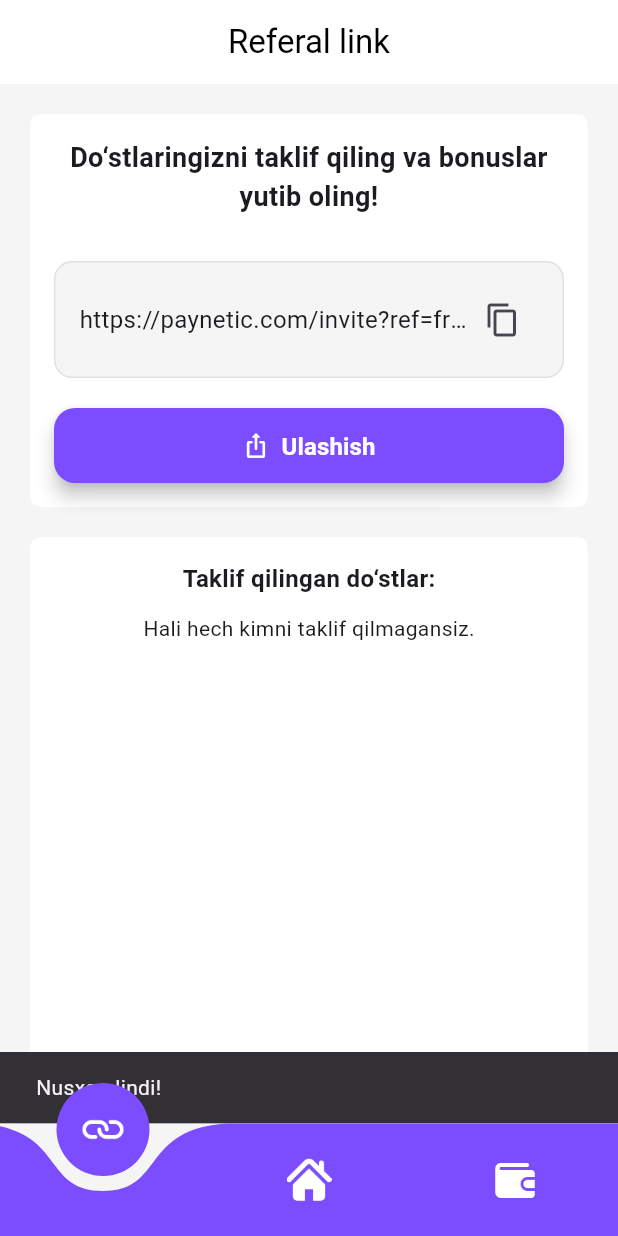
After one commit to Shohjaxon-098/PayNetic, a Flutter app: the HomeWithBottomNav screen opened by its route, after a tap on the "content copy" icon, on a phone screen of 412 x 824 dp. The commit adds this screen. Run offline on Flutter 3.47's test engine with Material 3 defaults, Android fonts, the phone set to English and light mode, and no system bars; drawn by our look-alikes of curved_navigation_bar; our stand-ins replace bloc, go_router, lottie, share_plus.

Commit message:
add referal

```diff
--- /dev/null
+++ b/lib/features/home/presentation/screens/referal_screen.dart
@@ -0,0 +1,170 @@
+import 'package:flutter/material.dart';
+import 'package:flutter/services.dart';
+import 'package:share_plus/share_plus.dart';
+
+class ReferralScreen extends StatelessWidget {
+  final String referralCode;
+  final List<String> invitedFriends; // Taklif qilingan do‘stlar ro‘yxati
+
+  const ReferralScreen({
+    super.key,
+    required this.referralCode,
+    required this.invitedFriends,
+  });
+
+  @override
+  Widget build(BuildContext context) {
+    final referralLink = "https://paynetic.com/invite?ref=$referralCode";
+
+    return Scaffold(
+      backgroundColor: Colors.grey.shade100,
+
+      appBar: AppBar(
+        backgroundColor: Colors.white,
+        title: const Text(
+          'Referal link',
+          style: TextStyle(color: Colors.black),
+        ),
+        centerTitle: true,
+        elevation: 0,
+      ),
+      body: Padding(
+        padding: const EdgeInsets.all(20.0),
+        child: Column(
+          children: [
+            // Referal Link
+            Container(
+              padding: EdgeInsets.all(16),
+              width: double.infinity,
+              decoration: ShapeDecoration(
+                color: Colors.white,
+                shape: ContinuousRectangleBorder(
+                  borderRadius: BorderRadius.circular(16),
+                ),
+              ),
+              child: Column(
+                children: [
+                  const Text(
+                    'Do‘stlaringizni taklif qiling va bonuslar yutib oling!',
+                    textAlign: TextAlign.center,
+                    style: TextStyle(fontSize: 18, fontWeight: FontWeight.bold),
+                  ),
+                  const SizedBox(height: 30),
+
+                  Container(
+                    padding: const EdgeInsets.symmetric(
+                      horizontal: 16,
+                      vertical: 14,
+                    ),
+                    decoration: BoxDecoration(
+                      color: Colors.grey[100],
+                      borderRadius: BorderRadius.circular(12),
+                      border: Border.all(color: Colors.grey.shade300),
+                    ),
+                    child: Row(
+                      children: [
+                        Expanded(
+                          child: Text(
+                            referralLink,
+                            style: const TextStyle(fontSize: 16),
+                            overflow: TextOverflow.ellipsis,
+                          ),
+                        ),
+                        IconButton(
+                          icon: const Icon(Icons.copy),
+                          onPressed: () {
+                            Clipboard.setData(
+                              ClipboardData(text: referralLink),
+                            );
+                            ScaffoldMessenger.of(context).showSnackBar(
+                              const SnackBar(content: Text("Nusxa olindi!")),
+                            );
+                          },
+                        ),
+                      ],
+                    ),
+                  ),
+                  const SizedBox(height: 20),
+                  // Share Button
+                  buildShareButton(context, referralLink),
+                ],
+              ),
+            ),
+
+            const SizedBox(height: 20),
+
+            // Invited friends
+            Expanded(
+              child: Container(
+                padding: EdgeInsets.all(16),
+                width: double.infinity,
+                decoration: ShapeDecoration(
+                  color: Colors.white,
+                  shape: ContinuousRectangleBorder(
+                    borderRadius: BorderRadius.circular(16),
+                  ),
+                ),
+                child: Column(
+                  children: [
+                    const Text(
+                      'Taklif qilingan do‘stlar:',
+                      style: TextStyle(
+                        fontSize: 16,
+                        fontWeight: FontWeight.w600,
+                      ),
+                    ),
+                    const SizedBox(height: 12),
+                    Expanded(
+                      child: invitedFriends.isEmpty
+                          ? const Text("Hali hech kimni taklif qilmagansiz.")
+                          : ListView.builder(
+                              itemCount: invitedFriends.length,
+                              itemBuilder: (context, index) {
+                                return ListTile(
+                                  leading: const Icon(Icons.person),
+                                  title: Text(invitedFriends[index]),
+                                );
+                              },
+                            ),
+                    ),
+                  ],
+                ),
+              ),
+            ),
+          ],
+        ),
+      ),
+    );
+  } // Tugma dizayni uchun alohida widget (optional)
+
+  Widget buildShareButton(BuildContext context, String referralLink) {
+    return SizedBox(
+      width: double.infinity,
+      height: 50,
+      child: ElevatedButton.icon(
+        onPressed: () {
+          Share.share(
+            "Do‘stim ushbu ilovani tavsiya qilyapti! Yuklab oling: $referralLink",
+          );
+        },
+        icon: const Icon(Icons.ios_share_rounded, color: Colors.white),
+        label: const Text(
+          'Ulashish',
+          style: TextStyle(
+            fontSize: 16,
+            fontWeight: FontWeight.bold,
+            color: Colors.white,
+          ),
+        ),
+        style: ElevatedButton.styleFrom(
+          backgroundColor: Color(0xFF7C4DFF),
+          shape: RoundedRectangleBorder(
+            borderRadius: BorderRadius.circular(14),
+          ),
+          padding: const EdgeInsets.symmetric(vertical: 14, horizontal: 20),
+          elevation: 5,
+        ),
+      ),
+    );
+  }
+}
--- a/lib/features/home/presentation/widgets/bottombar_widget.dart
+++ b/lib/features/home/presentation/widgets/bottombar_widget.dart
@@ -1,6 +1,7 @@
 import 'package:curved_navigation_bar/curved_navigation_bar.dart';
 import 'package:flutter/material.dart';
 import 'package:paynetic/features/home/presentation/screens/home_screen.dart';
+import 'package:paynetic/features/home/presentation/screens/referal_screen.dart';
 import 'package:paynetic/features/home/presentation/screens/wallet_screen.dart';
 
 class HomeWithBottomNav extends StatefulWidget {
@@ -13,8 +14,11 @@ class HomeWithBottomNav extends StatefulWidget {
 class _HomeWithBottomNavState extends State<HomeWithBottomNav> {
   int _currentIndex = 1; // Middle: Home by default
 
-  final List<Widget> _pages = const [
-    Center(child: Text("Referal Link")),
+  final List<Widget> _pages = [
+    ReferralScreen(referralCode: 'friend', invitedFriends: [
+
+      ],
+    ),
     HomeScreen(), // TabBar + Task List
     BalanceScreen(),
   ];
--- a/pubspec.yaml
+++ b/pubspec.yaml
@@ -39,6 +39,7 @@ dependencies:
   lottie: ^3.3.1
   go_router: ^16.0.0
   curved_navigation_bar: ^1.0.6
+  share_plus: ^11.0.0
 
 dev_dependencies:
   flutter_test:
```
Also changed, not shown: pubspec.lock, 5 other files.
